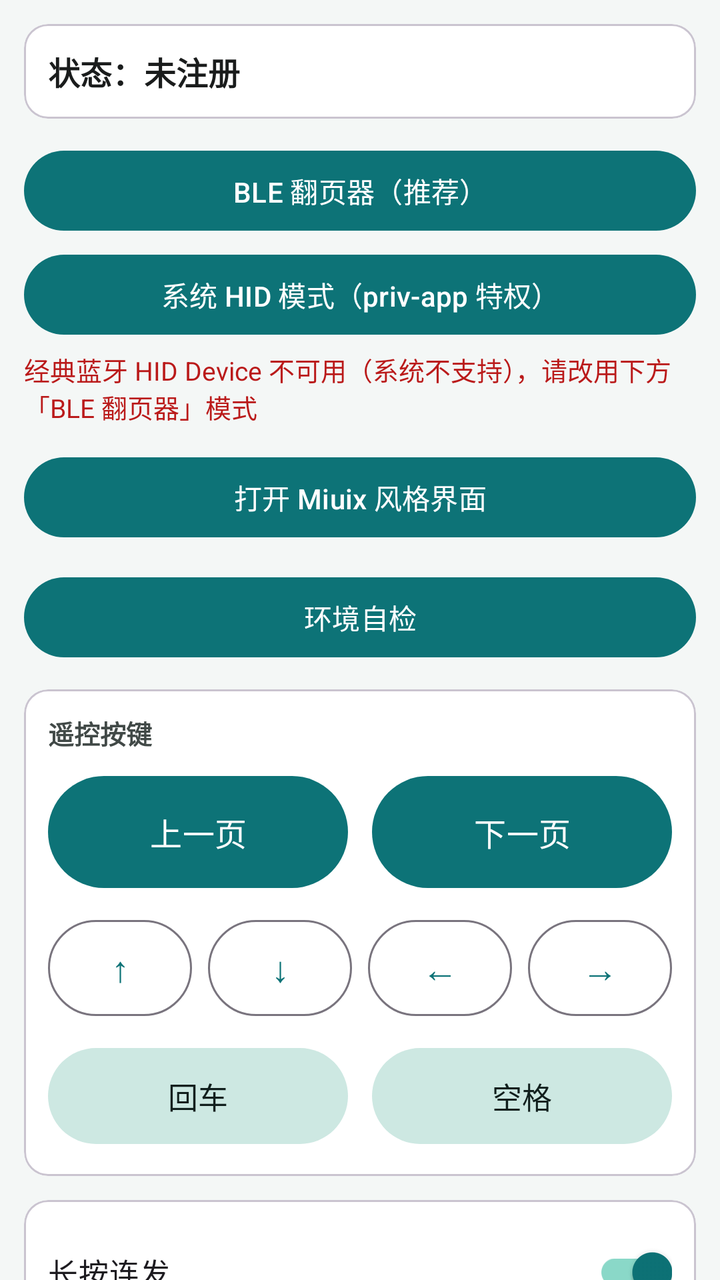
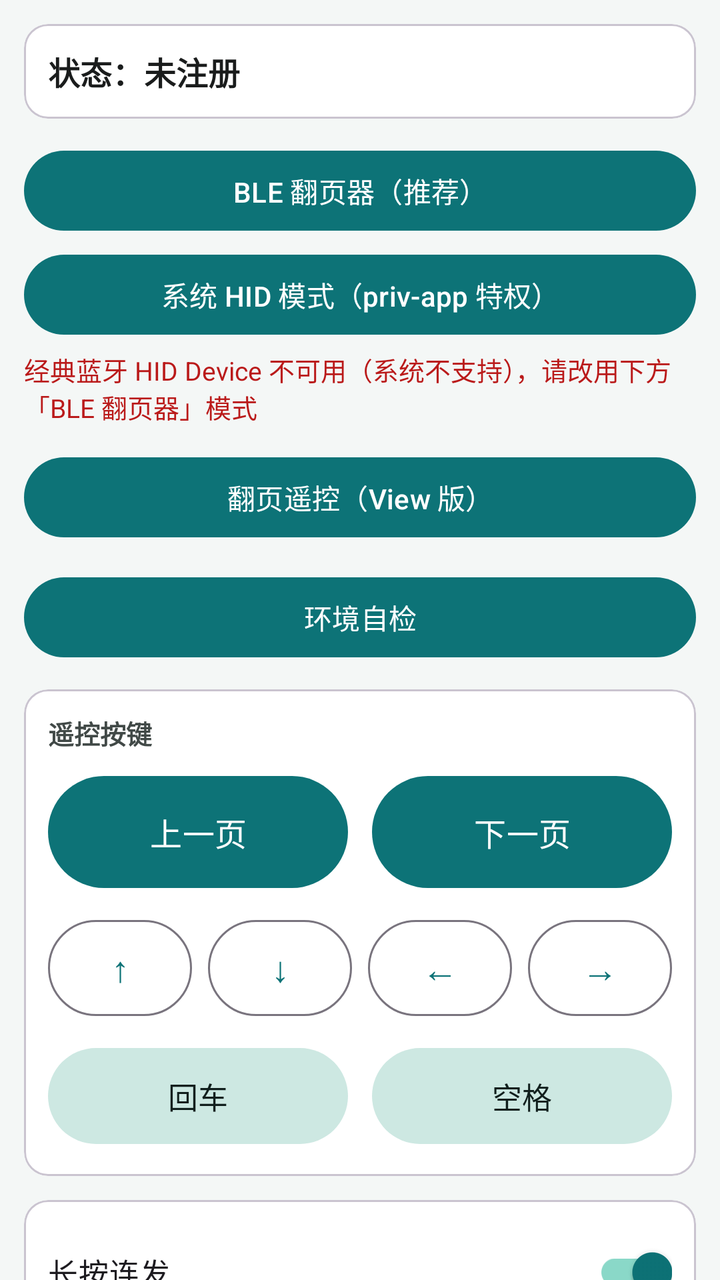

An Android layout rendered at two revisions. The XML below is the earlier revision; the diff shows what the commit changed to produce the second picture.
<!-- AndroidManifest.xml: application theme Theme.HidPager -->
<!-- res/layout/activity_main.xml -->
<?xml version="1.0" encoding="utf-8"?>
<androidx.core.widget.NestedScrollView xmlns:android="http://schemas.android.com/apk/res/android"
    xmlns:app="http://schemas.android.com/apk/res-auto"
    android:layout_width="match_parent"
    android:layout_height="match_parent"
    android:fillViewport="true">

    <LinearLayout
        android:layout_width="match_parent"
        android:layout_height="wrap_content"
        android:orientation="vertical"
        android:padding="12dp">

        
        <com.google.android.material.card.MaterialCardView
            android:layout_width="match_parent"
            android:layout_height="wrap_content"
            android:layout_marginBottom="12dp">

            <LinearLayout
                android:layout_width="match_parent"
                android:layout_height="wrap_content"
                android:gravity="center_vertical"
                android:orientation="horizontal"
                android:padding="12dp">

                <TextView
                    android:id="@+id/tv_status"
                    android:layout_width="0dp"
                    android:layout_height="wrap_content"
                    android:layout_weight="1"
                    android:text="@string/status_unregistered"
                    android:textColor="@color/colorOnSurface"
                    android:textSize="16sp"
                    android:textStyle="bold" />

                <com.google.android.material.button.MaterialButton
                    android:id="@+id/btn_connect"
                    android:layout_width="wrap_content"
                    android:layout_height="wrap_content"
                    android:text="@string/btn_disconnect"
                    android:visibility="gone" />
            </LinearLayout>
        </com.google.android.material.card.MaterialCardView>

        
        <com.google.android.material.button.MaterialButton
            android:id="@+id/btn_open_ble"
            android:layout_width="match_parent"
            android:layout_height="wrap_content"
            android:layout_marginBottom="4dp"
            android:text="@string/btn_open_ble" />

        
        <com.google.android.material.button.MaterialButton
            android:id="@+id/btn_open_syshid"
            android:layout_width="match_parent"
            android:layout_height="wrap_content"
            android:layout_marginBottom="4dp"
            android:text="@string/btn_open_syshid" />

        
        <TextView
            android:layout_width="match_parent"
            android:layout_height="wrap_content"
            android:layout_marginBottom="12dp"
            android:text="@string/classic_mode_unavailable"
            android:textColor="@color/colorError"
            android:textSize="13sp" />

        
        <com.google.android.material.button.MaterialButton
            android:id="@+id/btn_open_miuix"
            android:layout_width="match_parent"
            android:layout_height="wrap_content"
            android:layout_marginBottom="12dp"
            android:text="打开 Miuix 风格界面" />

        
        <com.google.android.material.button.MaterialButton
            android:id="@+id/btn_open_diagnosis"
            android:layout_width="match_parent"
            android:layout_height="wrap_content"
            android:layout_marginBottom="12dp"
            android:text="@string/btn_open_diagnosis" />

        
        <com.google.android.material.card.MaterialCardView
            android:layout_width="match_parent"
            android:layout_height="wrap_content"
            android:layout_marginBottom="12dp">

            <LinearLayout
                android:layout_width="match_parent"
                android:layout_height="wrap_content"
                android:orientation="vertical"
                android:padding="12dp">

                <TextView
                    android:layout_width="wrap_content"
                    android:layout_height="wrap_content"
                    android:layout_marginBottom="8dp"
                    android:text="@string/title_remote"
                    android:textColor="@color/colorOnSurfaceVariant"
                    android:textSize="13sp"
                    android:textStyle="bold" />

                
                <LinearLayout
                    android:layout_width="match_parent"
                    android:layout_height="wrap_content"
                    android:orientation="horizontal"
                    android:weightSum="2">

                    <com.google.android.material.button.MaterialButton
                        android:id="@+id/btn_page_up"
                        android:layout_width="0dp"
                        android:layout_height="64dp"
                        android:layout_marginEnd="6dp"
                        android:layout_weight="1"
                        android:text="@string/btn_page_up"
                        android:textSize="16sp" />

                    <com.google.android.material.button.MaterialButton
                        android:id="@+id/btn_page_down"
                        android:layout_width="0dp"
                        android:layout_height="64dp"
                        android:layout_marginStart="6dp"
                        android:layout_weight="1"
                        android:text="@string/btn_page_down"
                        android:textSize="16sp" />
                </LinearLayout>

                
                <LinearLayout
                    android:layout_width="match_parent"
                    android:layout_height="wrap_content"
                    android:layout_marginTop="8dp"
                    android:orientation="horizontal"
                    android:weightSum="4">

                    <com.google.android.material.button.MaterialButton
                        android:id="@+id/btn_up"
                        style="@style/Widget.Material3.Button.OutlinedButton"
                        android:layout_width="0dp"
                        android:layout_height="56dp"
                        android:layout_marginEnd="4dp"
                        android:layout_weight="1"
                        android:text="@string/btn_up"
                        android:textSize="18sp" />

                    <com.google.android.material.button.MaterialButton
                        android:id="@+id/btn_down"
                        style="@style/Widget.Material3.Button.OutlinedButton"
                        android:layout_width="0dp"
                        android:layout_height="56dp"
                        android:layout_marginEnd="4dp"
                        android:layout_marginStart="4dp"
                        android:layout_weight="1"
                        android:text="@string/btn_down"
                        android:textSize="18sp" />

                    <com.google.android.material.button.MaterialButton
                        android:id="@+id/btn_left"
                        style="@style/Widget.Material3.Button.OutlinedButton"
                        android:layout_width="0dp"
                        android:layout_height="56dp"
                        android:layout_marginEnd="4dp"
                        android:layout_marginStart="4dp"
                        android:layout_weight="1"
                        android:text="@string/btn_left"
                        android:textSize="18sp" />

                    <com.google.android.material.button.MaterialButton
                        android:id="@+id/btn_right"
                        style="@style/Widget.Material3.Button.OutlinedButton"
                        android:layout_width="0dp"
                        android:layout_height="56dp"
                        android:layout_marginStart="4dp"
                        android:layout_weight="1"
                        android:text="@string/btn_right"
                        android:textSize="18sp" />
                </LinearLayout>

                
                <LinearLayout
                    android:layout_width="match_parent"
                    android:layout_height="wrap_content"
                    android:layout_marginTop="8dp"
                    android:orientation="horizontal"
                    android:weightSum="2">

                    <com.google.android.material.button.MaterialButton
                        android:id="@+id/btn_enter"
                        style="@style/Widget.Material3.Button.TonalButton"
                        android:layout_width="0dp"
                        android:layout_height="56dp"
                        android:layout_marginEnd="6dp"
                        android:layout_weight="1"
                        android:text="@string/btn_enter"
                        android:textSize="15sp" />

                    <com.google.android.material.button.MaterialButton
                        android:id="@+id/btn_space"
                        style="@style/Widget.Material3.Button.TonalButton"
                        android:layout_width="0dp"
                        android:layout_height="56dp"
                        android:layout_marginStart="6dp"
                        android:layout_weight="1"
                        android:text="@string/btn_space"
                        android:textSize="15sp" />
                </LinearLayout>
            </LinearLayout>
        </com.google.android.material.card.MaterialCardView>

        
        <com.google.android.material.card.MaterialCardView
            android:layout_width="match_parent"
            android:layout_height="wrap_content"
            android:layout_marginBottom="12dp">

            <LinearLayout
                android:layout_width="match_parent"
                android:layout_height="wrap_content"
                android:orientation="vertical"
                android:padding="12dp">

                <com.google.android.material.switchmaterial.SwitchMaterial
                    android:id="@+id/switch_repeat"
                    android:layout_width="match_parent"
                    android:layout_height="wrap_content"
                    android:checked="true"
                    android:text="@string/switch_repeat"
                    android:textSize="15sp" />

                
                <com.google.android.material.switchmaterial.SwitchMaterial
                    android:id="@+id/switch_media_mode"
                    android:layout_width="match_parent"
                    android:layout_height="wrap_content"
                    android:layout_marginTop="8dp"
                    android:checked="false"
                    android:text="@string/switch_media_mode"
                    android:textSize="15sp" />

                <TextView
                    android:id="@+id/tv_repeat_label"
                    android:layout_width="match_parent"
                    android:layout_height="wrap_content"
                    android:layout_marginTop="8dp"
                    android:textColor="@color/colorOnSurfaceVariant"
                    android:textSize="13sp" />

                <com.google.android.material.slider.Slider
                    android:id="@+id/slider_repeat"
                    android:layout_width="match_parent"
                    android:layout_height="wrap_content"
                    android:stepSize="50"
                    android:value="800"
                    android:valueFrom="200"
                    android:valueTo="3000" />
            </LinearLayout>
        </com.google.android.material.card.MaterialCardView>

        
        <com.google.android.material.card.MaterialCardView
            android:layout_width="match_parent"
            android:layout_height="wrap_content"
            android:layout_marginBottom="12dp">

            <LinearLayout
                android:layout_width="match_parent"
                android:layout_height="wrap_content"
                android:orientation="vertical"
                android:padding="12dp">

                <LinearLayout
                    android:layout_width="match_parent"
                    android:layout_height="wrap_content"
                    android:gravity="center_vertical"
                    android:orientation="horizontal">

                    <TextView
                        android:layout_width="0dp"
                        android:layout_height="wrap_content"
                        android:layout_weight="1"
                        android:text="@string/title_devices"
                        android:textColor="@color/colorOnSurface"
                        android:textSize="15sp"
                        android:textStyle="bold" />

                    <com.google.android.material.button.MaterialButton
                        android:id="@+id/btn_scan"
                        android:layout_width="wrap_content"
                        android:layout_height="wrap_content"
                        android:text="@string/btn_scan" />
                </LinearLayout>

                <TextView
                    android:id="@+id/tv_empty_devices"
                    android:layout_width="match_parent"
                    android:layout_height="wrap_content"
                    android:paddingVertical="12dp"
                    android:text="@string/empty_devices"
                    android:textColor="@color/text_secondary"
                    android:textSize="13sp" />

                <androidx.recyclerview.widget.RecyclerView
                    android:id="@+id/recycler_devices"
                    android:layout_width="match_parent"
                    android:layout_height="wrap_content"
                    android:nestedScrollingEnabled="false" />
            </LinearLayout>
        </com.google.android.material.card.MaterialCardView>

        
        <com.google.android.material.card.MaterialCardView
            android:layout_width="match_parent"
            android:layout_height="wrap_content">

            <LinearLayout
                android:layout_width="match_parent"
                android:layout_height="wrap_content"
                android:orientation="vertical"
                android:padding="12dp">

                <LinearLayout
                    android:layout_width="match_parent"
                    android:layout_height="wrap_content"
                    android:gravity="center_vertical"
                    android:orientation="horizontal">

                    <TextView
                        android:layout_width="0dp"
                        android:layout_height="wrap_content"
                        android:layout_weight="1"
                        android:text="@string/title_log"
                        android:textColor="@color/colorOnSurface"
                        android:textSize="15sp"
                        android:textStyle="bold" />

                    <com.google.android.material.button.MaterialButton
                        android:id="@+id/btn_clear_log"
                        style="@style/Widget.Material3.Button.TextButton"
                        android:layout_width="wrap_content"
                        android:layout_height="wrap_content"
                        android:text="@string/btn_clear_log" />
                </LinearLayout>

                <ScrollView
                    android:id="@+id/scroll_log"
                    android:layout_width="match_parent"
                    android:layout_height="160dp"
                    android:background="@color/colorSurfaceVariant"
                    android:padding="8dp">

                    <TextView
                        android:id="@+id/tv_log"
                        android:layout_width="match_parent"
                        android:layout_height="wrap_content"
                        android:fontFamily="monospace"
                        android:textColor="@color/colorOnSurface"
                        android:textIsSelectable="true"
                        android:textSize="12sp" />
                </ScrollView>
            </LinearLayout>
        </com.google.android.material.card.MaterialCardView>
    </LinearLayout>
</androidx.core.widget.NestedScrollView>
<!-- resources referenced by this layout -->
<resources>
  <color name="colorError">#FFBA1A1A</color>
  <color name="colorOnSurface">#FF1A1C1C</color>
  <color name="colorOnSurfaceVariant">#FF414947</color>
  <color name="colorSurfaceVariant">#FFDFE5E3</color>
  <color name="text_secondary">#FF5A6B69</color>
  <string name="btn_clear_log">清空</string>
  <string name="btn_disconnect">断开</string>
  <string name="btn_down">↓</string>
  <string name="btn_enter">回车</string>
  <string name="btn_left">←</string>
  <string name="btn_open_ble">BLE 翻页器（推荐）</string>
  <string name="btn_open_diagnosis">环境自检</string>
  <string name="btn_open_syshid">系统 HID 模式（priv-app 特权）</string>
  <string name="btn_page_down">下一页</string>
  <string name="btn_page_up">上一页</string>
  <string name="btn_right">→</string>
  <string name="btn_scan">扫描设备</string>
  <string name="btn_space">空格</string>
  <string name="btn_up">↑</string>
  <string name="classic_mode_unavailable">经典蓝牙 HID Device 不可用（系统不支持），请改用下方「BLE 翻页器」模式</string>
  <string name="empty_devices">暂无设备，请点击「扫描设备」</string>
  <string name="status_unregistered">状态：未注册</string>
  <string name="switch_media_mode">媒体模式（兼容电纸书等只认 Consumer 键的接收端）</string>
  <string name="switch_repeat">长按连发</string>
  <string name="title_devices">设备</string>
  <string name="title_log">运行日志</string>
  <string name="title_remote">遥控按键</string>
  <style name="Theme.HidPager" parent="Theme.Material3.DayNight.NoActionBar">
          <item name="colorPrimary">@color/colorPrimary</item>
          <item name="colorOnPrimary">@color/colorOnPrimary</item>
          <item name="colorPrimaryContainer">@color/colorPrimaryContainer</item>
          <item name="colorOnPrimaryContainer">@color/colorOnPrimaryContainer</item>
          <item name="colorSecondary">@color/colorSecondary</item>
          <item name="colorOnSecondary">@color/colorOnSecondary</item>
          <item name="colorSecondaryContainer">@color/colorSecondaryContainer</item>
          <item name="colorOnSecondaryContainer">@color/colorOnSecondaryContainer</item>
          <item name="colorSurface">@color/colorSurface</item>
          <item name="colorOnSurface">@color/colorOnSurface</item>
          <item name="colorSurfaceVariant">@color/colorSurfaceVariant</item>
          <item name="colorOnSurfaceVariant">@color/colorOnSurfaceVariant</item>
          <item name="colorError">@color/colorError</item>
          <item name="android:windowBackground">@color/window_background</item>
      </style>
  <color name="colorPrimary">#FF0D7377</color>
  <color name="colorOnPrimary">#FFFFFFFF</color>
  <color name="colorPrimaryContainer">#FF8AD8C8</color>
  <color name="colorOnPrimaryContainer">#FF00201A</color>
  <color name="colorSecondary">#FF4A6360</color>
  <color name="colorOnSecondary">#FFFFFFFF</color>
  <color name="colorSecondaryContainer">#FFCDE8E2</color>
  <color name="colorOnSecondaryContainer">#FF111F1D</color>
  <color name="colorSurface">#FFFFFFFF</color>
  <color name="window_background">#FFF4F7F6</color>
</resources>

<!-- the commit's change to res/layout/activity_main.xml (unified diff, before → after) -->
@@ -74,7 +74,7 @@
             android:layout_width="match_parent"
             android:layout_height="wrap_content"
             android:layout_marginBottom="12dp"
-            android:text="打开 Miuix 风格界面" />
+            android:text="翻页遥控（View 版）" />
 
         
         <com.google.android.material.button.MaterialButton
